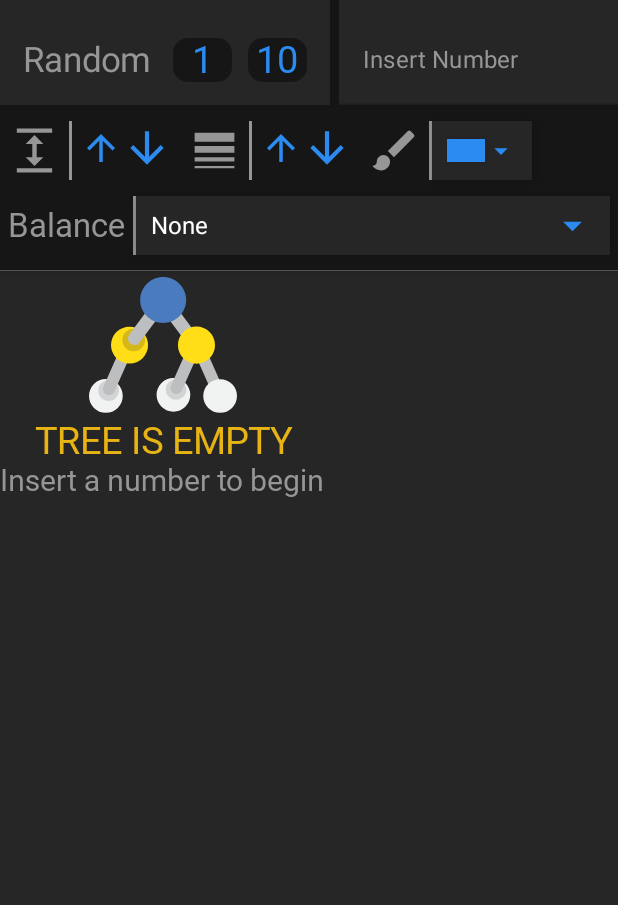
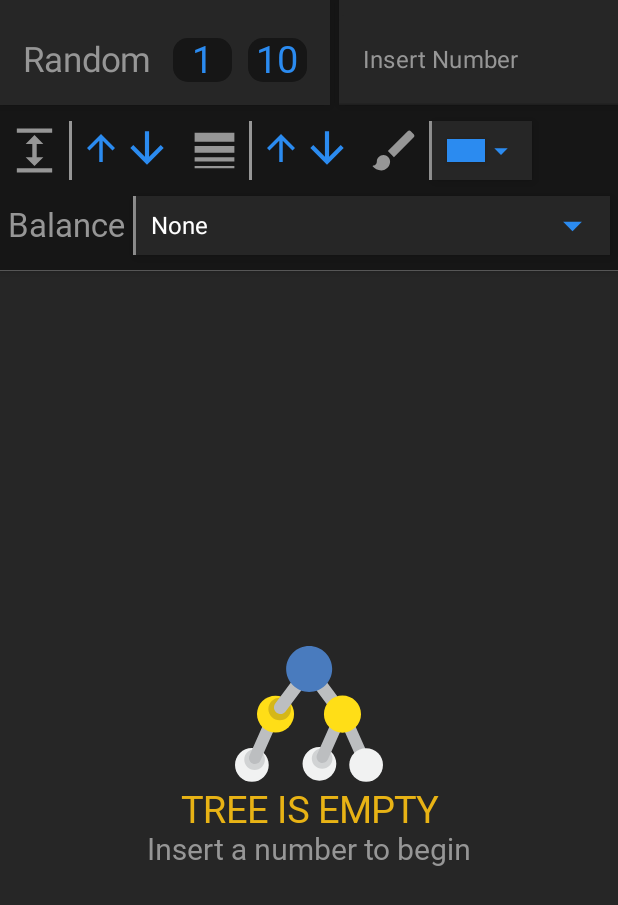
Before and after one commit to Tyler-Lopez/BinaryTreeVisualizer, an Android app built with Jetpack Compose: the screen it shows after launch (MainActivity), on a phone screen of 412 x 824 dp. Shown: the top 905 px of the screen. Run offline under Robolectric (Android 15) with nearby library versions, the light colour scheme and no system bars; our stand-ins replace accompanist; 1 statement that could not run was skipped.

Commit message:
Splash screen

```diff
--- a/app/build.gradle
+++ b/app/build.gradle
@@ -55,6 +55,9 @@ dependencies {
     implementation "io.coil-kt:coil-compose:1.4.0"
     implementation("io.coil-kt:coil-svg:1.4.0")
 
+    // SPLASH SCREEN
+    implementation 'androidx.core:core-splashscreen:1.0.0-alpha02'
+
     // FLOW
     // https://google.github.io/accompanist/flowlayout/
     implementation "com.google.accompanist:accompanist-flowlayout:0.20.3"
--- a/app/src/main/AndroidManifest.xml
+++ b/app/src/main/AndroidManifest.xml
@@ -9,12 +9,12 @@
         android:label="@string/app_name"
         android:roundIcon="@mipmap/ic_launcher_round"
         android:supportsRtl="true"
-        android:theme="@style/Theme.AVLVisualizer">
+        android:theme="@style/Theme.App.Starting">
         <activity
             android:name=".MainActivity"
             android:exported="true"
             android:label="@string/app_name"
-            android:theme="@style/Theme.AVLVisualizer.NoActionBar">
+            android:theme="@style/Theme.App.Starting">
             <intent-filter>
                 <action android:name="android.intent.action.MAIN" />
 
--- a/app/src/main/java/com/company/avlvisualizer/ComposableEmptyTree.kt
+++ b/app/src/main/java/com/company/avlvisualizer/ComposableEmptyTree.kt
@@ -26,7 +26,7 @@ fun ComposableEmptyTree(boxWithConstraintsScope: BoxWithConstraintsScope) {
         )
     } / 2f) * 0.4f
 
-    Column(horizontalAlignment = Alignment.CenterHorizontally) {
+    Column(modifier = Modifier.fillMaxSize(), verticalArrangement = Arrangement.Center, horizontalAlignment = Alignment.CenterHorizontally) {
         Image(
             painter = painterResource(R.drawable.binarytreevisualizerapp_logo),
             contentDescription = "App Logo",
--- a/app/src/main/java/com/company/avlvisualizer/MainActivity.kt
+++ b/app/src/main/java/com/company/avlvisualizer/MainActivity.kt
@@ -8,6 +8,7 @@ import android.os.VibrationEffect
 import android.os.Vibrator
 import androidx.activity.ComponentActivity
 import androidx.activity.compose.setContent
+import androidx.activity.viewModels
 import androidx.compose.foundation.*
 import androidx.compose.foundation.layout.*
 import androidx.compose.material.*
@@ -18,18 +19,30 @@ import androidx.compose.ui.Modifier
 import androidx.compose.ui.platform.LocalContext
 import androidx.compose.ui.unit.ExperimentalUnitApi
 import androidx.compose.ui.unit.dp
+import androidx.core.splashscreen.SplashScreen.Companion.installSplashScreen
 import com.company.avlvisualizer.ui.theme.*
 import kotlinx.coroutines.launch
 import java.lang.NumberFormatException
 import kotlin.random.Random
 
 class MainActivity : ComponentActivity() {
+
+    private val viewModel: MainViewModel by viewModels()
+
     @ExperimentalUnitApi
     @ExperimentalComposeUiApi
     override fun onCreate(savedInstanceState: Bundle?) {
 
         // Invoke the onCreate function in the superclass
         super.onCreate(savedInstanceState)
+
+        // Splash screen
+        // https://www.youtube.com/watch?v=Loo4i5IrZ4Y
+        installSplashScreen().apply {
+            setKeepVisibleCondition {
+                viewModel.isLoading.value
+            }
+        }
 
         setContent {
             val context = LocalContext.current
--- /dev/null
+++ b/app/src/main/res/drawable/splashscreen_logo.xml
@@ -0,0 +1,24 @@
+<vector android:height="91.81608dp" android:viewportHeight="647.79"
+    android:viewportWidth="705.53" android:width="100dp" xmlns:android="http://schemas.android.com/apk/res/android">
+    <group
+        android:pivotX="352.765"
+        android:pivotY="323.895"
+        android:scaleX="0.5"
+        android:scaleY="0.5">
+
+    <path android:fillColor="#f1f2f2" android:pathData="M80.46,567.17m-80.44,0a80.44,80.44 0,1 1,160.88 0a80.44,80.44 0,1 1,-160.88 0"/>
+    <path android:fillColor="#d1d3d4" android:pathData="M93.36,541.65m-49.31,0a49.31,49.31 0,1 1,98.62 0a49.31,49.31 0,1 1,-98.62 0"/>
+    <path android:fillColor="#bcbec0" android:pathData="M181.316,339.962L181.325,339.966A28.41,28.41 68.94,0 1,195.762 377.46L121.111,545.603A28.41,28.41 68.94,0 1,83.617 560.041L83.608,560.037A28.41,28.41 68.94,0 1,69.17 522.543L143.821,354.4A28.41,28.41 68.94,0 1,181.316 339.962z"/>
+    <path android:fillColor="#ffde17" android:pathData="M193.18,324.69m-88.39,0a88.39,88.39 0,1 1,176.78 0a88.39,88.39 0,1 1,-176.78 0"/>
+    <path android:fillColor="#d5b718" android:pathData="M213.21,300.48m-54.18,0a54.18,54.18 0,1 1,108.36 0a54.18,54.18 0,1 1,-108.36 0"/>
+    <path android:fillColor="#bcbec0" android:pathData="M507.24,318.014L507.24,318.014A31.22,31.22 98.28,0 1,463.549 311.656L342.688,149.627A31.22,31.22 98.28,0 1,349.046 105.935L349.046,105.935A31.22,31.22 98.28,0 1,392.738 112.294L513.598,274.323A31.22,31.22 98.28,0 1,507.24 318.014z"/>
+    <path android:fillColor="#bcbec0" android:pathData="M621.914,560.232L621.904,560.236A28.41,28.41 111.06,0 1,584.41 545.799L509.759,377.655A28.41,28.41 111.06,0 1,524.197 340.161L524.206,340.157A28.41,28.41 111.06,0 1,561.7 354.595L636.351,522.738A28.41,28.41 111.06,0 1,621.914 560.232z"/>
+    <path android:fillColor="#bcbec0" android:pathData="M356.466,105.74L356.466,105.74A31.22,31.22 81.72,0 1,362.824 149.432L241.963,311.461A31.22,31.22 81.72,0 1,198.272 317.819L198.272,317.819A31.22,31.22 81.72,0 1,191.914 274.127L312.774,112.099A31.22,31.22 81.72,0 1,356.466 105.74z"/>
+    <path android:fillColor="#497bbe" android:pathData="M353.51,109.72m-109.72,0a109.72,109.72 0,1 1,219.44 0a109.72,109.72 0,1 1,-219.44 0"/>
+    <path android:fillColor="#f1f2f2" android:pathData="M625.07,567.34m-80.44,0a80.44,80.44 0,1 1,160.88 0a80.44,80.44 0,1 1,-160.88 0"/>
+    <path android:fillColor="#f1f2f2" android:pathData="M402.48,561.89m-80.44,0a80.44,80.44 0,1 1,160.88 0a80.44,80.44 0,1 1,-160.88 0"/>
+    <path android:fillColor="#d1d3d4" android:pathData="M415.39,536.38m-49.31,0a49.31,49.31 0,1 1,98.62 0a49.31,49.31 0,1 1,-98.62 0"/>
+    <path android:fillColor="#bcbec0" android:pathData="M503.34,334.699L503.349,334.703A28.41,28.41 68.94,0 1,517.787 372.197L443.136,540.34A28.41,28.41 68.94,0 1,405.641 554.778L405.632,554.774A28.41,28.41 68.94,0 1,391.195 517.28L465.846,349.136A28.41,28.41 68.94,0 1,503.34 334.699z"/>
+    <path android:fillColor="#ffde17" android:pathData="M512.34,324.86m-88.39,0a88.39,88.39 0,1 1,176.78 0a88.39,88.39 0,1 1,-176.78 0"/>
+    </group>
+</vector>
--- /dev/null
+++ b/app/src/main/res/values/splash.xml
@@ -0,0 +1,10 @@
+<?xml version="1.0" encoding="utf-8"?>
+<!-- https://www.youtube.com/watch?v=Loo4i5IrZ4Y -->
+<resources>
+    <style name="Theme.App.Starting" parent="Theme.SplashScreen">
+        <item name="windowSplashScreenBackground">#202020</item>
+        <item name="windowSplashScreenIconBackgroundColor">#000000</item>
+        <item name="windowSplashScreenAnimatedIcon">@drawable/splashscreen_logo</item>
+        <item name="postSplashScreenTheme">@style/Theme.AVLVisualizer</item>
+    </style>
+</resources>
```
Also changed, not shown: app/src/main/java/com/company/avlvisualizer/MainViewModel.kt (added, +19 -0 lines).
